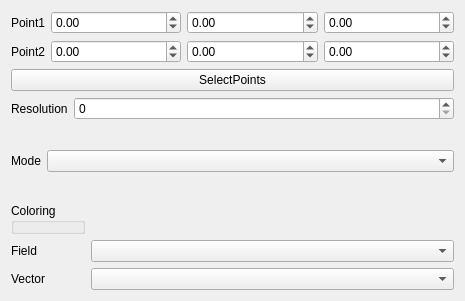
Old version of the form src/Mod/Fem/Gui/TaskPostDataAlongLine.ui in the repository makkemal/FreeCAD.
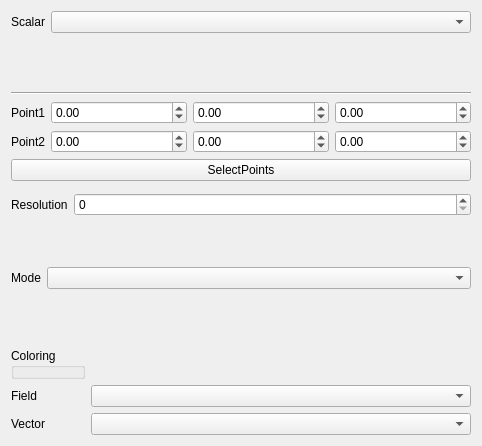
New version of the form.

Commit message: FEM: Data Along Line: In progress

```diff
--- a/src/Mod/Fem/Gui/TaskPostDataAlongLine.ui
+++ b/src/Mod/Fem/Gui/TaskPostDataAlongLine.ui
@@ -6,14 +6,38 @@
    <rect>
     <x>0</x>
     <y>0</y>
-    <width>465</width>
-    <height>301</height>
+    <width>482</width>
+    <height>446</height>
    </rect>
   </property>
   <property name="windowTitle">
    <string>Form</string>
   </property>
   <layout class="QVBoxLayout" name="verticalLayout">
+   <item>
+    <layout class="QFormLayout" name="formLayout_5">
+     <item row="0" column="0">
+      <widget class="QLabel" name="label_7">
+       <property name="text">
+        <string>Scalar</string>
+       </property>
+      </widget>
+     </item>
+     <item row="0" column="1">
+      <widget class="QComboBox" name="Scalar"/>
+     </item>
+    </layout>
+   </item>
+   <item>
+    <widget class="Line" name="line">
+     <property name="orientation">
+      <enum>Qt::Horizontal</enum>
+     </property>
+    </widget>
+   </item>
+   <item>
+    <layout class="QHBoxLayout" name="horizontalLayout_6"/>
+   </item>
    <item>
     <layout class="QHBoxLayout" name="horizontalLayout">
      <item>
@@ -128,28 +152,6 @@
        </property>
       </widget>
      </item>
-     <item>
-      <widget class="QDoubleSpinBox" name="point2Y">
-       <property name="sizePolicy">
-        <sizepolicy hsizetype="MinimumExpanding" vsizetype="Fixed">
-         <horstretch>0</horstretch>
-         <verstretch>0</verstretch>
-        </sizepolicy>
-       </property>
-       <property name="minimumSize">
-        <size>
-         <width>70</width>
-         <height>0</height>
-        </size>
-       </property>
-       <property name="minimum">
-        <double>-999999999.000000000000000</double>
-       </property>
-       <property name="maximum">
-        <double>999999999.000000000000000</double>
-       </property>
-      </widget>
-     </item>
      <item>
       <widget class="QDoubleSpinBox" name="point2Z">
        <property name="sizePolicy">
@@ -172,6 +174,28 @@
        </property>
       </widget>
      </item>
+     <item>
+      <widget class="QDoubleSpinBox" name="point2Y">
+       <property name="sizePolicy">
+        <sizepolicy hsizetype="MinimumExpanding" vsizetype="Fixed">
+         <horstretch>0</horstretch>
+         <verstretch>0</verstretch>
+        </sizepolicy>
+       </property>
+       <property name="minimumSize">
+        <size>
+         <width>70</width>
+         <height>0</height>
+        </size>
+       </property>
+       <property name="minimum">
+        <double>-999999999.000000000000000</double>
+       </property>
+       <property name="maximum">
+        <double>999999999.000000000000000</double>
+       </property>
+      </widget>
+     </item>
     </layout>
    </item>
    <item>
@@ -183,16 +207,22 @@
    </item>
    <item>
     <layout class="QFormLayout" name="formLayout">
-     <item row="0" column="0">
+     <property name="fieldGrowthPolicy">
+      <enum>QFormLayout::AllNonFixedFieldsGrow</enum>
+     </property>
+     <item row="1" column="0">
       <widget class="QLabel" name="label_6">
        <property name="text">
         <string>Resolution</string>
        </property>
       </widget>
      </item>
-     <item row="0" column="1">
+     <item row="1" column="1">
       <widget class="QSpinBox" name="resolution"/>
      </item>
+     <item row="0" column="0">
+      <layout class="QHBoxLayout" name="horizontalLayout_5"/>
+     </item>
     </layout>
    </item>
    <item>
@@ -211,6 +241,9 @@
    </item>
    <item>
     <layout class="QFormLayout" name="formLayout_4">
+     <property name="fieldGrowthPolicy">
+      <enum>QFormLayout::AllNonFixedFieldsGrow</enum>
+     </property>
      <item row="0" column="0">
       <widget class="QGroupBox" name="groupBox">
        <property name="title">
@@ -218,12 +251,6 @@
        </property>
       </widget>
      </item>
-     <item row="1" column="1">
-      <widget class="QComboBox" name="Field"/>
-     </item>
-     <item row="2" column="1">
-      <widget class="QComboBox" name="VectorMode"/>
-     </item>
      <item row="1" column="0">
       <widget class="QLabel" name="label_4">
        <property name="text">
@@ -231,6 +258,9 @@
        </property>
       </widget>
      </item>
+     <item row="1" column="1">
+      <widget class="QComboBox" name="Field"/>
+     </item>
      <item row="2" column="0">
       <widget class="QLabel" name="label_5">
        <property name="text">
@@ -238,9 +268,15 @@
        </property>
       </widget>
      </item>
+     <item row="2" column="1">
+      <widget class="QComboBox" name="VectorMode"/>
+     </item>
     </layout>
    </item>
   </layout>
+  <zorder>SelectPoints</zorder>
+  <zorder></zorder>
+  <zorder>line</zorder>
  </widget>
  <resources/>
  <connections/>
```
The commit also changes 5 other files.
